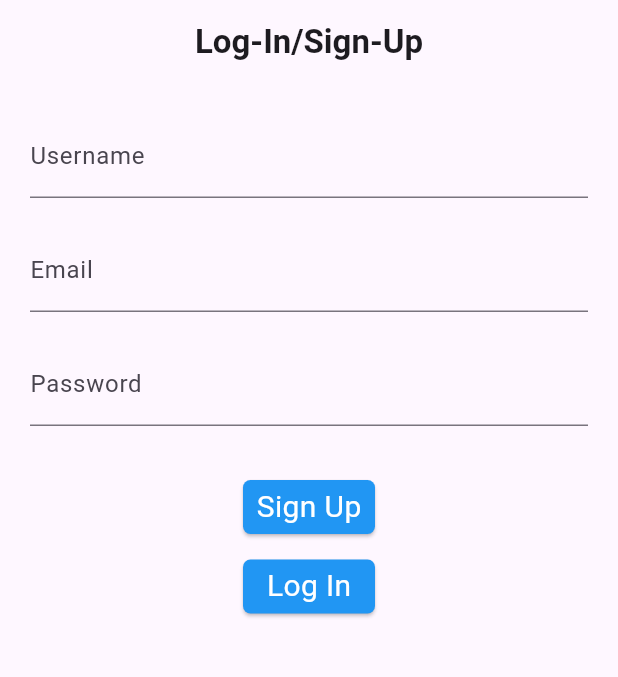
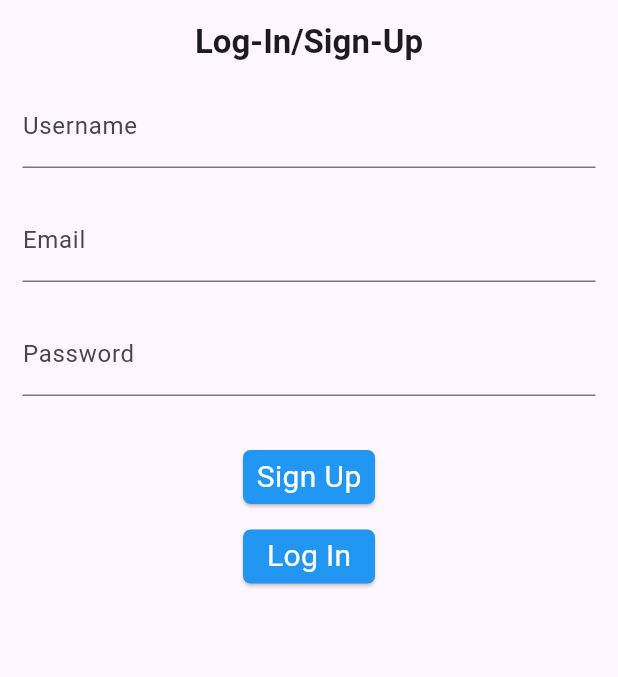
Before and after one commit to backedman/MessageInABottle, a Flutter app: the screen it shows after launch, on a phone screen of 412 x 824 dp, the part 84-761 px from its top. Run offline on Flutter 3.47's test engine with Material 3 defaults, Android fonts, the phone set to English and light mode, and no system bars; our stand-ins replace firebase_auth, firebase_core, flutter_map, geolocator, latlong2; missing offline and left inert: flutter_map_location_marker; accounts and stored records are empty.

Commit message:
quick fix overflow on login page keyboard

```diff
--- a/message_in_a_bottle/lib/pages/login.dart
+++ b/message_in_a_bottle/lib/pages/login.dart
@@ -156,8 +156,8 @@ class LoginPageState extends State<LoginPage> {
           centerTitle: true,
           title: const Text('Log-In/Sign-Up',
               style: TextStyle(fontWeight: FontWeight.bold))),
-      body: Padding(
-        padding: const EdgeInsets.all(20.0),
+      body: SingleChildScrollView(
+        padding: const EdgeInsets.symmetric(horizontal: 15),
         child: Column(
           mainAxisAlignment: MainAxisAlignment.start,
           children: <Widget>[
```
